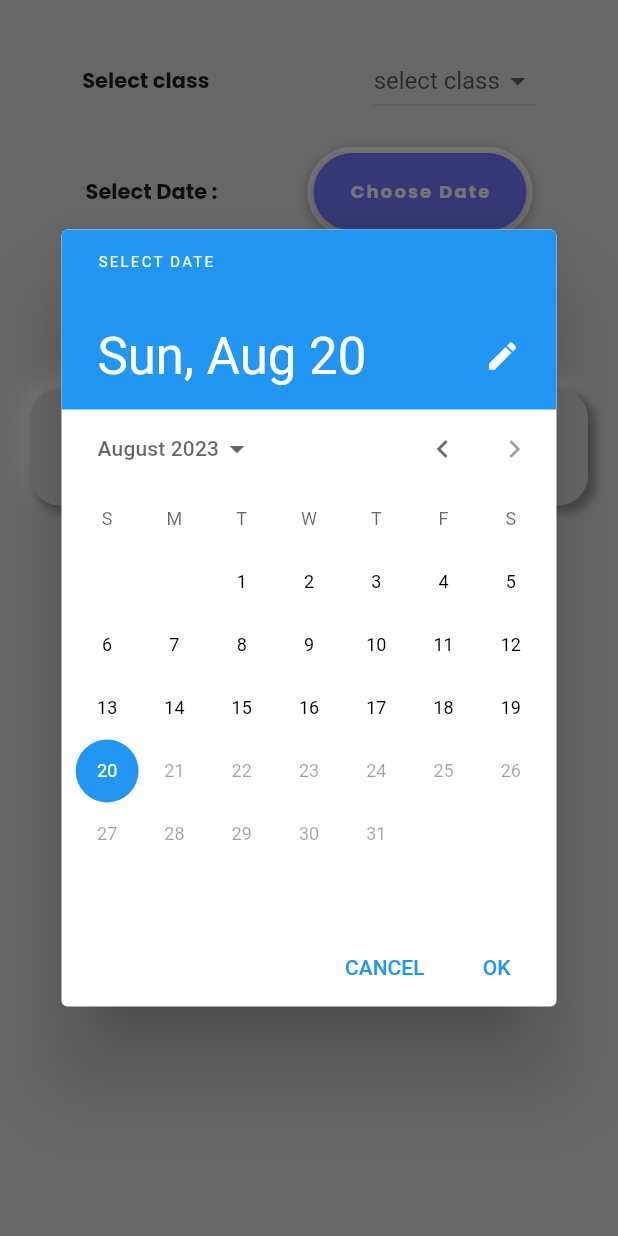
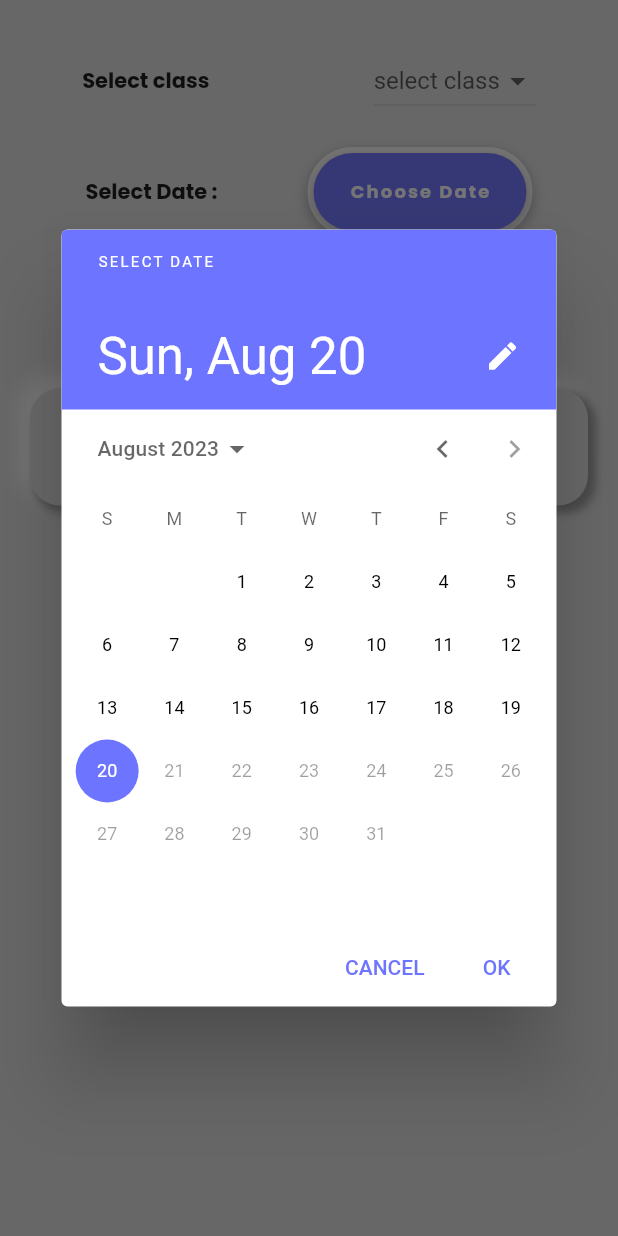
Before and after one commit to MINEGHOST007/SCHOOL-MANAGEMENTSYS, a Flutter app: the addAtt screen opened directly, after a tap on "Choose Date", on a phone screen of 412 x 824 dp. Run offline on Flutter 3.47's test engine with Material 2 defaults, Android fonts, the light colour scheme and no system bars; our stand-ins replace cloud_firestore, file_picker, firebase_auth, firebase_core, firebase_messaging, firebase_storage and 8 more; missing offline and left inert: flutter_file_downloader; accounts and stored records are empty.

Commit message:
ui fixed tried notification

```diff
--- a/lib/presentation/screens/addatt.dart
+++ b/lib/presentation/screens/addatt.dart
@@ -27,8 +27,19 @@ class _addAttState extends State<addAtt> {
       context: context,
       initialDate: DateTime.now(),
       firstDate: DateTime(2022),
-            lastDate: DateTime.now())
-        .then((value) {
+      lastDate: DateTime.now(),
+      builder: (context, child) {
+        return Theme(
+            data: ThemeData.light().copyWith(
+              primaryColor: const Color.fromRGBO(109, 116, 255, 1),
+              colorScheme: const ColorScheme.light(
+                  primary: Color.fromRGBO(109, 116, 255, 1)),
+              buttonTheme:
+                  const ButtonThemeData(textTheme: ButtonTextTheme.primary),
+            ),
+            child: child!);
+      },
+    ).then((value) {
       setState(() {
         ff = DateFormat('yyyy-MM-dd').format(value!);
       });
@@ -360,20 +371,9 @@ class _addAttState extends State<addAtt> {
                 ),
               ),
             ),
-            GestureDetector(
-              onTap: () {
-                gettoken();
-              },
-              child: Container(
-                height: 20,
-                width: 30,
-                color: Colors.black,
-              ),
-            ),
             const SizedBox(
               height: 60,
             ),
-
           ],
         ),
       ),
@@ -401,8 +401,18 @@ class _addteachattState extends State<addteachatt> {
       context: context,
       initialDate: DateTime.now(),
       firstDate: DateTime(2022),
-            lastDate: DateTime.now())
-        .then((value) {
+      lastDate: DateTime.now(),
+      builder: (context, child) {
+        return Theme(
+            data: ThemeData.light().copyWith(
+              primaryColor: const Color.fromRGBO(109, 116, 255, 1),
+              colorScheme:
+                  const ColorScheme.light(primary: Color.fromRGBO(109, 116, 255, 1)),
+              buttonTheme: const ButtonThemeData(textTheme: ButtonTextTheme.primary),
+            ),
+            child: child!);
+      },
+    ).then((value) {
       setState(() {
         ff = DateFormat('yyyy-MM-dd').format(value!);
       });
```
Lines whose indentation alone changed are shown as unchanged.
